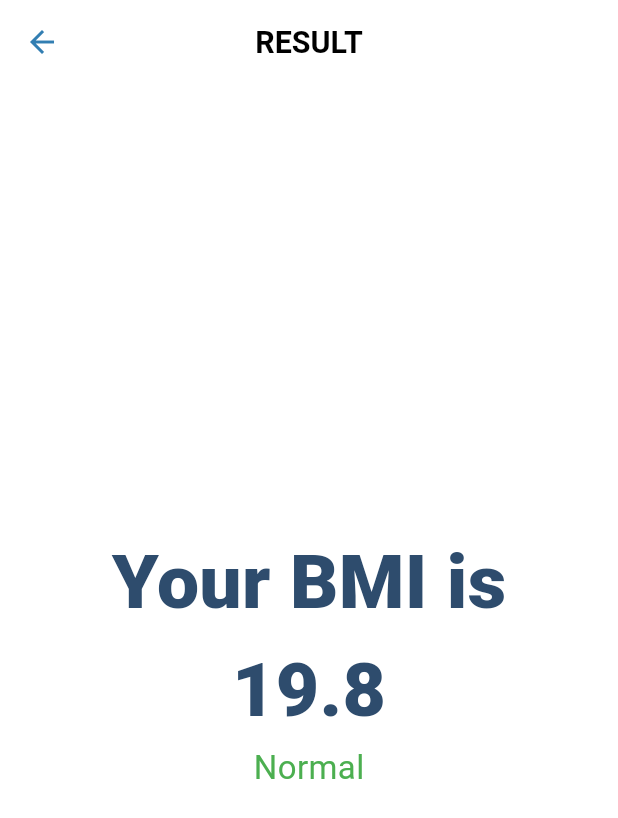
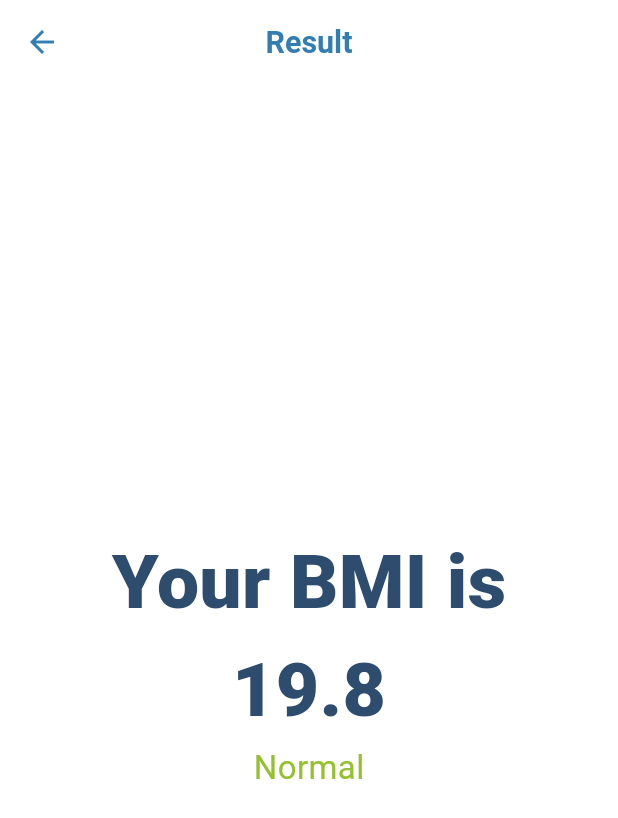
Before and after one commit to Osama-El-Dawli/Healora-app, a Flutter app: the BMIScreen screen opened by its route, after a tap on "CALCULATE", on a phone screen of 412 x 824 dp. Shown: the top 818 px of the screen. Run offline on Flutter 3.47's test engine with Material 3 defaults, Android fonts, the phone set to English and light mode, and no system bars; our stand-ins replace bloc, cloud_firestore, dio, dots_indicator, easy_localization, firebase_auth and 17 more; accounts and stored records are empty.

Commit message:
feat: Enhance BMI screen theme

```diff
--- a/lib/features/diet_chart/presentation/screens/bmi_screen.dart
+++ b/lib/features/diet_chart/presentation/screens/bmi_screen.dart
@@ -23,14 +23,7 @@ class _BMIScreenState extends State<BMIScreen> {
   @override
   Widget build(BuildContext context) {
     return Scaffold(
-      backgroundColor: Colors.white,
-      appBar: AppBar(
-        title: Text(
-          'BMI CALCULATOR'.tr(),
-          style: TextStyle(color: Colors.black),
-        ),
-        backgroundColor: Colors.white,
-      ),
+      appBar: AppBar(title: Text('BMI CALCULATOR'.tr())),
       body: Padding(
         padding: EdgeInsets.symmetric(horizontal: 16.w),
         child: Column(
--- a/lib/features/diet_chart/presentation/screens/result_screen.dart
+++ b/lib/features/diet_chart/presentation/screens/result_screen.dart
@@ -1,4 +1,6 @@
+import 'package:easy_localization/easy_localization.dart';
 import 'package:flutter/material.dart';
+import 'package:healora/core/theme/app_colors.dart';
 import 'package:healora/features/diet_chart/constants.dart';
 
 class ResultSreen extends StatelessWidget {
@@ -15,19 +17,21 @@ class ResultSreen extends StatelessWidget {
   @override
   Widget build(BuildContext context) {
     return Scaffold(
-      appBar: AppBar(
-        title: Text('RESULT', style: TextStyle(color: Colors.black)),
-        backgroundColor: Colors.white,
-      ),
+      appBar: AppBar(title: Text('Result'.tr())),
       body: Center(
         child: Column(
           mainAxisAlignment: MainAxisAlignment.center,
           children: [
-            Text('Your BMI is', style: ResultTextStyle),
+            Text('Your BMI is'.tr(), style: ResultTextStyle),
             Text(bmi.toStringAsFixed(1), style: ResultTextStyle),
             Text(
               getBMICategory(),
-              style: TextStyle(fontSize: 22, color: Colors.green),
+              style: TextStyle(
+                fontSize: 22,
+                color: Theme.of(context).brightness == Brightness.dark
+                    ? AppColors.primary
+                    : AppColors.secondary,
+              ),
             ),
           ],
         ),
```
